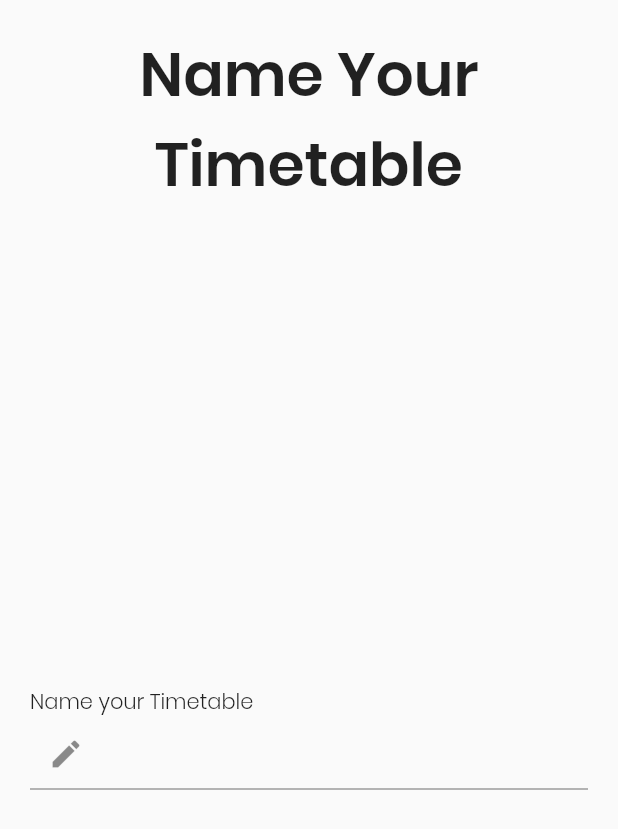
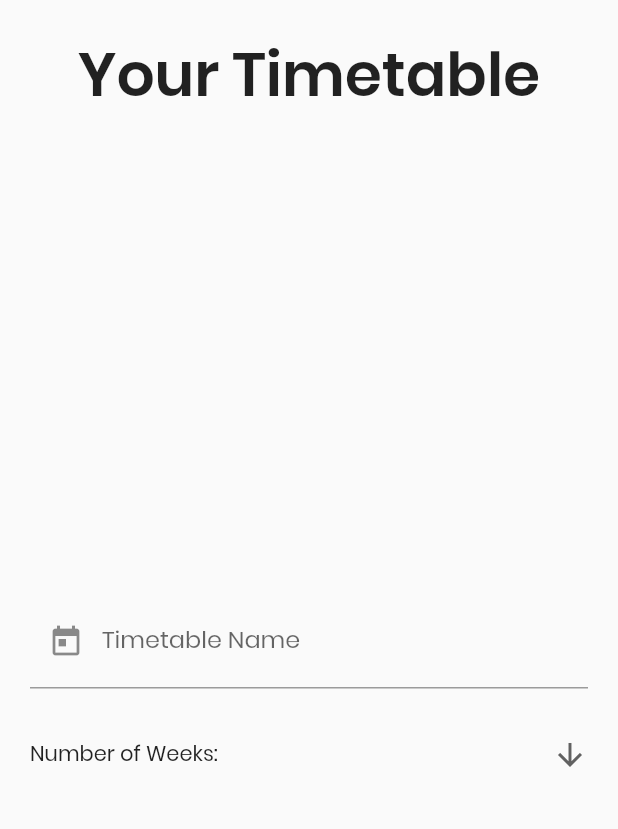
Before and after one commit to Joshlucpoll/tabletime, a Flutter app: the NewTimetable widget shown alone on an empty page, opened directly with empty values, on a phone screen of 412 x 824 dp. Shown: the top 829 px of the screen. Run offline on Flutter 3.47's test engine with Material 2 defaults, Android fonts, the phone set to English and light mode, and no system bars; our stand-ins replace cloud_firestore, firebase_auth, firebase_core, flutter_colorpicker, flutter_speed_dial; accounts and stored records are empty.

Commit message:
Added 'number of weeks' to setup

```diff
--- a/lib/widgets/newTimetable.dart
+++ b/lib/widgets/newTimetable.dart
@@ -2,11 +2,18 @@ import 'package:flutter/material.dart';
 
 class NewTimetable extends StatefulWidget {
   final String name;
+  final int numOfWeeks;
   final Function updateName;
+  final Function updateNumOfWeeks;
   final Widget pageNavigationButtons;
 
   NewTimetable(
-      {Key key, this.name, this.updateName, this.pageNavigationButtons})
+      {Key key,
+      this.name,
+      this.numOfWeeks,
+      this.updateName,
+      this.updateNumOfWeeks,
+      this.pageNavigationButtons})
       : super(key: key);
 
   @override
@@ -15,13 +22,13 @@ class NewTimetable extends StatefulWidget {
 
 class _NewTimetableState extends State<NewTimetable> {
   TextEditingController _tabletimeNameController;
+  int dropdownValue;
 
   @override
   void initState() {
     _tabletimeNameController = TextEditingController(text: widget.name);
-    _tabletimeNameController.addListener(() {
-      widget.updateName(_tabletimeNameController.text);
-    });
+    dropdownValue = widget.numOfWeeks;
+
     super.initState();
   }
 
@@ -42,7 +49,7 @@ class _NewTimetableState extends State<NewTimetable> {
               padding: EdgeInsets.only(
                   top: 20.0, bottom: 20.0, left: 20.0, right: 20.0),
               child: Text(
-                "Name Your Timetable",
+                "Your Timetable",
                 textAlign: TextAlign.center,
                 overflow: TextOverflow.visible,
                 style: TextStyle(fontSize: 40.0, fontWeight: FontWeight.bold),
@@ -55,24 +62,54 @@ class _NewTimetableState extends State<NewTimetable> {
                   mainAxisAlignment: MainAxisAlignment.center,
                   crossAxisAlignment: CrossAxisAlignment.start,
                   children: <Widget>[
-                    Text(
-                      "Name your Timetable",
-                      style: TextStyle(
-                        fontWeight: FontWeight.w300,
-                      ),
-                    ),
                     Container(
                       constraints: BoxConstraints(maxWidth: 500),
                       child: TextField(
                         controller: _tabletimeNameController,
+                        onEditingComplete: () {
+                          widget.updateName(_tabletimeNameController.text);
+                          FocusScope.of(context).unfocus();
+                        },
                         decoration: InputDecoration(
-                          prefixIcon: IconButton(
-                            onPressed: () {},
-                            icon: Icon(
-                              Icons.edit,
-                            ),
+                          labelText: "Timetable Name",
+                          prefixIcon: Icon(
+                            Icons.today,
                           ),
                         ),
+                      ),
+                    ),
+                    SizedBox(height: 20),
+                    Container(
+                      constraints: BoxConstraints(maxWidth: 500),
+                      child: Row(
+                        mainAxisAlignment: MainAxisAlignment.spaceBetween,
+                        crossAxisAlignment: CrossAxisAlignment.center,
+                        children: [
+                          Text("Number of Weeks:"),
+                          DropdownButton<int>(
+                            value: dropdownValue,
+                            icon: Icon(Icons.arrow_downward),
+                            iconSize: 24,
+                            elevation: 16,
+                            underline: Container(
+                              height: 2,
+                              // color: Theme.of(context).accentColor,
+                            ),
+                            onChanged: (int newValue) {
+                              setState(() {
+                                dropdownValue = newValue;
+                                widget.updateNumOfWeeks(newValue);
+                              });
+                            },
+                            items: <int>[1, 2, 3, 4, 5]
+                                .map<DropdownMenuItem<int>>((int value) {
+                              return DropdownMenuItem<int>(
+                                value: value,
+                                child: Text(value.toString()),
+                              );
+                            }).toList(),
+                          ),
+                        ],
                       ),
                     ),
                   ],
```
Also changed, not shown: lib/screens/setup.dart (+39 -7 lines).
